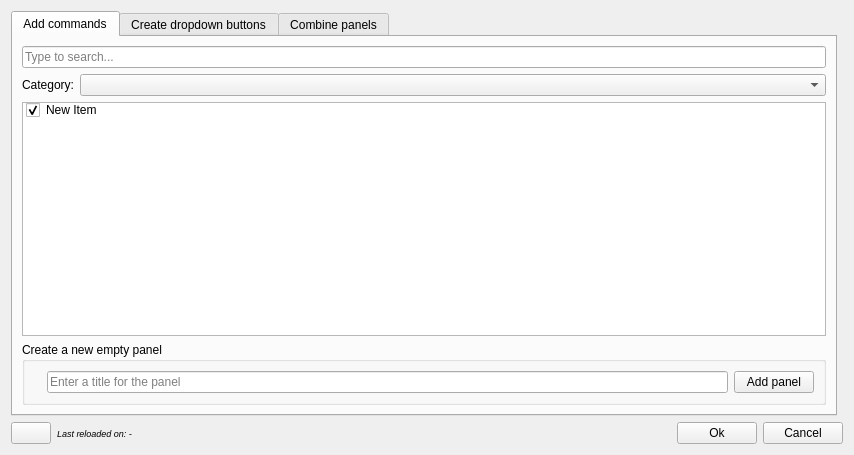
APEbbers/FreeCAD-Ribbon, file Resources/ui/AddCommands.ui: the form before one commit.
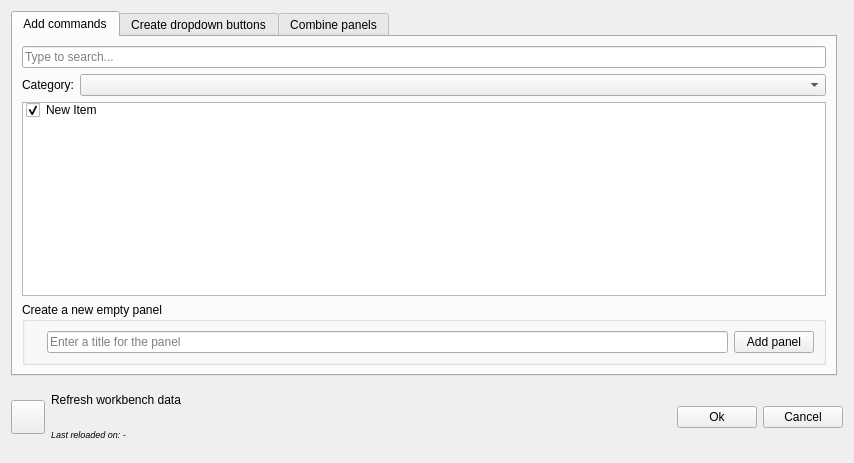
The form after the commit. Icons and pictures are not drawn.

Commit message: Updated reload message and added reload function to addcommands - 3

The edit to the form file:
```diff
--- a/Resources/ui/AddCommands.ui
+++ b/Resources/ui/AddCommands.ui
@@ -7,7 +7,7 @@
     <x>0</x>
     <y>0</y>
     <width>854</width>
-    <height>455</height>
+    <height>463</height>
    </rect>
   </property>
   <property name="acceptDrops">
@@ -25,7 +25,20 @@
      <property name="verticalSpacing">
       <number>0</number>
      </property>
-     <item row="0" column="2">
+     <item row="1" column="1">
+      <widget class="QLabel" name="TimeStamp_Reloaded">
+       <property name="font">
+        <font>
+         <pointsize>7</pointsize>
+         <italic>true</italic>
+        </font>
+       </property>
+       <property name="text">
+        <string>Last reloaded on: -</string>
+       </property>
+      </widget>
+     </item>
+     <item row="1" column="2">
       <spacer name="horizontalSpacer">
        <property name="orientation">
         <enum>Qt::Orientation::Horizontal</enum>
@@ -38,18 +51,25 @@
        </property>
       </spacer>
      </item>
-     <item row="0" column="0">
+     <item row="0" column="1">
+      <widget class="QLabel" name="label">
+       <property name="text">
+        <string>Refresh workbench data</string>
+       </property>
+      </widget>
+     </item>
+     <item row="0" column="0" rowspan="2">
       <widget class="QPushButton" name="LoadWB">
        <property name="sizePolicy">
-        <sizepolicy hsizetype="Minimum" vsizetype="Minimum">
+        <sizepolicy hsizetype="Fixed" vsizetype="Fixed">
          <horstretch>0</horstretch>
          <verstretch>0</verstretch>
         </sizepolicy>
        </property>
        <property name="minimumSize">
         <size>
-         <width>0</width>
-         <height>0</height>
+         <width>34</width>
+         <height>34</height>
         </size>
        </property>
        <property name="text">
@@ -60,14 +80,14 @@
        </property>
       </widget>
      </item>
-     <item row="0" column="3">
+     <item row="0" column="3" rowspan="2">
       <widget class="QPushButton" name="okButton">
        <property name="text">
         <string>Ok</string>
        </property>
       </widget>
      </item>
-     <item row="0" column="4">
+     <item row="0" column="4" rowspan="2">
       <widget class="QPushButton" name="cancelButton">
        <property name="text">
         <string>Cancel</string>
@@ -77,19 +97,6 @@
        </property>
       </widget>
      </item>
-     <item row="0" column="1">
-      <widget class="QLabel" name="TimeStamp_Reloaded">
-       <property name="font">
-        <font>
-         <pointsize>7</pointsize>
-         <italic>true</italic>
-        </font>
-       </property>
-       <property name="text">
-        <string>Last reloaded on: -</string>
-       </property>
-      </widget>
-     </item>
     </layout>
    </item>
    <item row="0" column="0" rowspan="2">
```
The commit also changes 2 other files.
